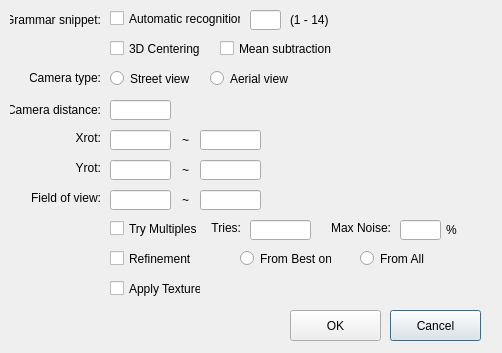
Qt form BuildingMassEstimationCNN/ParameterEstimationDialog.ui (gnishida/BuildingMassEstimationCNN) before a commit.
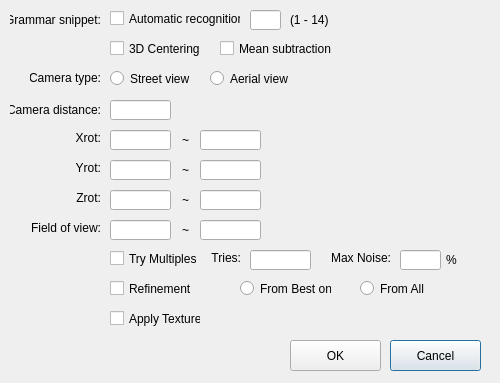
The same form after that commit.

The edit to the form file:
```diff
--- a/BuildingMassEstimationCNN/ParameterEstimationDialog.ui
+++ b/BuildingMassEstimationCNN/ParameterEstimationDialog.ui
@@ -6,8 +6,8 @@
    <rect>
     <x>0</x>
     <y>0</y>
-    <width>502</width>
-    <height>353</height>
+    <width>500</width>
+    <height>383</height>
    </rect>
   </property>
   <property name="windowTitle">
@@ -17,7 +17,7 @@
    <property name="geometry">
     <rect>
      <x>173</x>
-     <y>190</y>
+     <y>220</y>
      <width>16</width>
      <height>20</height>
     </rect>
@@ -33,7 +33,7 @@
    <property name="geometry">
     <rect>
      <x>200</x>
-     <y>190</y>
+     <y>220</y>
      <width>61</width>
      <height>20</height>
     </rect>
@@ -115,7 +115,7 @@
    <property name="geometry">
     <rect>
      <x>30</x>
-     <y>190</y>
+     <y>220</y>
      <width>71</width>
      <height>16</height>
     </rect>
@@ -189,7 +189,7 @@
    <property name="geometry">
     <rect>
      <x>110</x>
-     <y>190</y>
+     <y>220</y>
      <width>61</width>
      <height>20</height>
     </rect>
@@ -199,7 +199,7 @@
    <property name="geometry">
     <rect>
      <x>390</x>
-     <y>310</y>
+     <y>340</y>
      <width>91</width>
      <height>31</height>
     </rect>
@@ -212,7 +212,7 @@
    <property name="geometry">
     <rect>
      <x>290</x>
-     <y>310</y>
+     <y>340</y>
      <width>91</width>
      <height>31</height>
     </rect>
@@ -335,7 +335,7 @@
    <property name="geometry">
     <rect>
      <x>110</x>
-     <y>280</y>
+     <y>310</y>
      <width>91</width>
      <height>17</height>
     </rect>
@@ -348,7 +348,7 @@
    <property name="geometry">
     <rect>
      <x>110</x>
-     <y>250</y>
+     <y>280</y>
      <width>91</width>
      <height>17</height>
     </rect>
@@ -361,7 +361,7 @@
    <property name="geometry">
     <rect>
      <x>110</x>
-     <y>220</y>
+     <y>250</y>
      <width>91</width>
      <height>17</height>
     </rect>
@@ -374,7 +374,7 @@
    <property name="geometry">
     <rect>
      <x>210</x>
-     <y>220</y>
+     <y>250</y>
      <width>31</width>
      <height>16</height>
     </rect>
@@ -390,7 +390,7 @@
    <property name="geometry">
     <rect>
      <x>250</x>
-     <y>220</y>
+     <y>250</y>
      <width>61</width>
      <height>20</height>
     </rect>
@@ -400,7 +400,7 @@
    <property name="geometry">
     <rect>
      <x>330</x>
-     <y>220</y>
+     <y>250</y>
      <width>61</width>
      <height>16</height>
     </rect>
@@ -416,7 +416,7 @@
    <property name="geometry">
     <rect>
      <x>400</x>
-     <y>220</y>
+     <y>250</y>
      <width>41</width>
      <height>20</height>
     </rect>
@@ -426,7 +426,7 @@
    <property name="geometry">
     <rect>
      <x>240</x>
-     <y>250</y>
+     <y>280</y>
      <width>91</width>
      <height>17</height>
     </rect>
@@ -439,7 +439,7 @@
    <property name="geometry">
     <rect>
      <x>360</x>
-     <y>250</y>
+     <y>280</y>
      <width>82</width>
      <height>17</height>
     </rect>
@@ -452,7 +452,7 @@
    <property name="geometry">
     <rect>
      <x>446</x>
-     <y>220</y>
+     <y>250</y>
      <width>21</width>
      <height>20</height>
     </rect>
@@ -477,6 +477,58 @@
     <string>Automatic recognition</string>
    </property>
   </widget>
+  <widget class="QLineEdit" name="lineEditZrotMin">
+   <property name="geometry">
+    <rect>
+     <x>110</x>
+     <y>190</y>
+     <width>61</width>
+     <height>20</height>
+    </rect>
+   </property>
+  </widget>
+  <widget class="QLabel" name="label_9">
+   <property name="geometry">
+    <rect>
+     <x>30</x>
+     <y>190</y>
+     <width>71</width>
+     <height>16</height>
+    </rect>
+   </property>
+   <property name="text">
+    <string>Zrot:</string>
+   </property>
+   <property name="alignment">
+    <set>Qt::AlignRight|Qt::AlignTrailing|Qt::AlignVCenter</set>
+   </property>
+  </widget>
+  <widget class="QLineEdit" name="lineEditZrotMax">
+   <property name="geometry">
+    <rect>
+     <x>200</x>
+     <y>190</y>
+     <width>61</width>
+     <height>20</height>
+    </rect>
+   </property>
+  </widget>
+  <widget class="QLabel" name="label_20">
+   <property name="geometry">
+    <rect>
+     <x>173</x>
+     <y>190</y>
+     <width>16</width>
+     <height>20</height>
+    </rect>
+   </property>
+   <property name="text">
+    <string>~</string>
+   </property>
+   <property name="alignment">
+    <set>Qt::AlignRight|Qt::AlignTrailing|Qt::AlignVCenter</set>
+   </property>
+  </widget>
  </widget>
  <layoutdefault spacing="6" margin="11"/>
  <tabstops>
```
